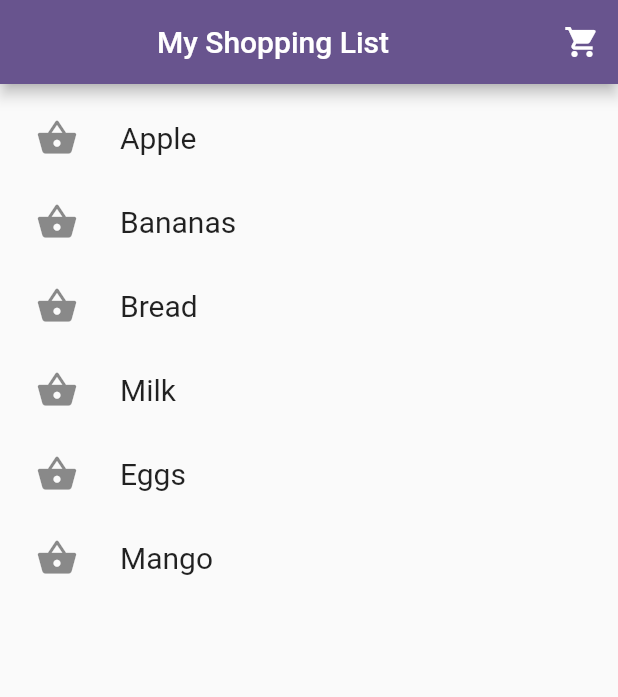
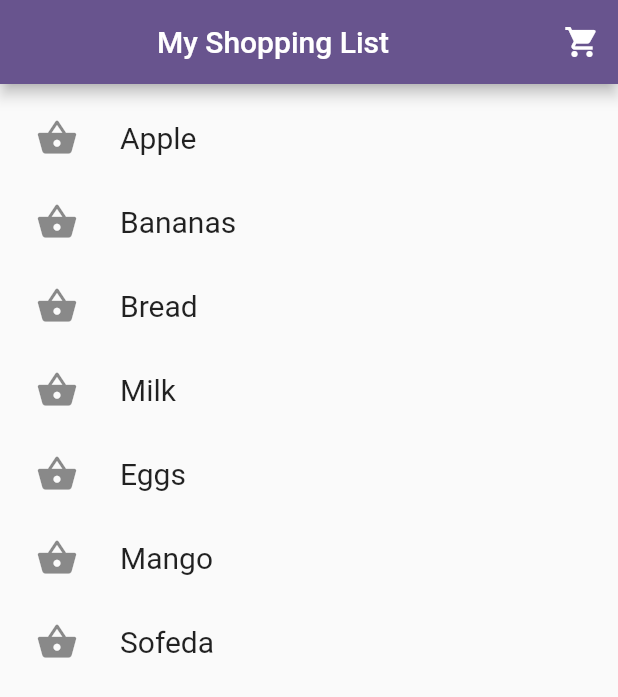
Before and after one commit to Mahibulhassan/Ostad-Online-Learning, a Flutter app: the screen it shows after launch, on a phone screen of 412 x 824 dp. Shown: the top 697 px of the screen. Run offline on Flutter 3.47's test engine with Material 2 defaults, Android fonts, the phone set to English and light mode, and no system bars.

Commit message:
livetest odule 6 done

```diff
--- a/livetest_module_6/lib/main.dart
+++ b/livetest_module_6/lib/main.dart
@@ -32,7 +32,8 @@ class _MyHomePageState extends State<MyHomePage> {
     "Bread",
     "Milk",
     "Eggs",
-    "Mango"
+    "Mango",
+    "Sofeda"
   ];
 
   //code
```
